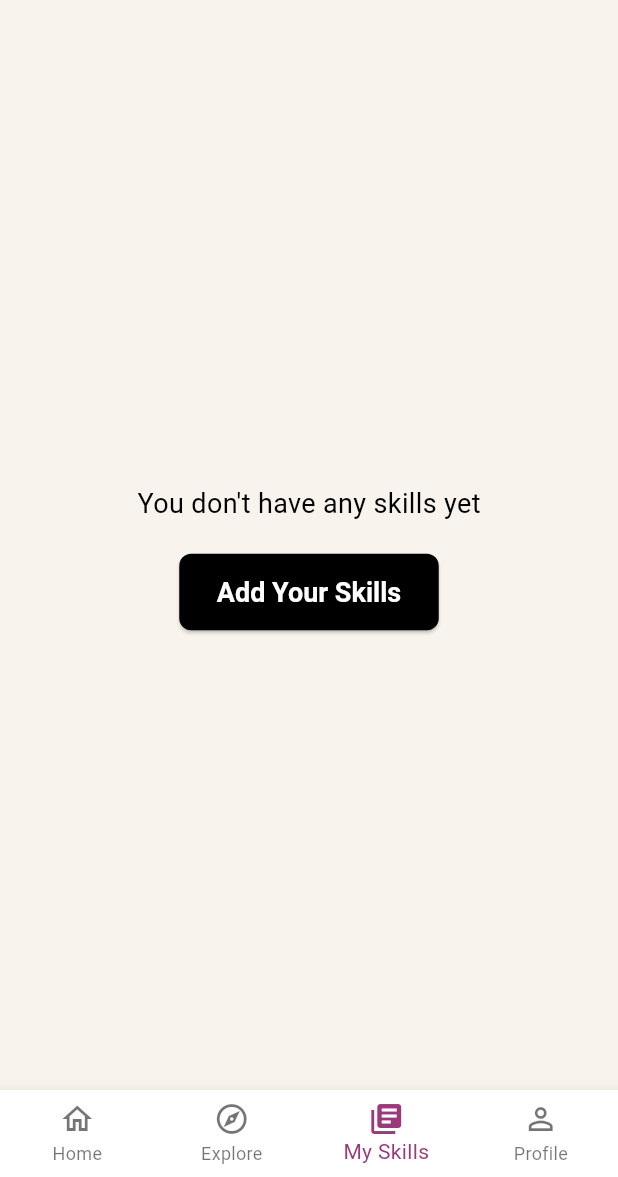
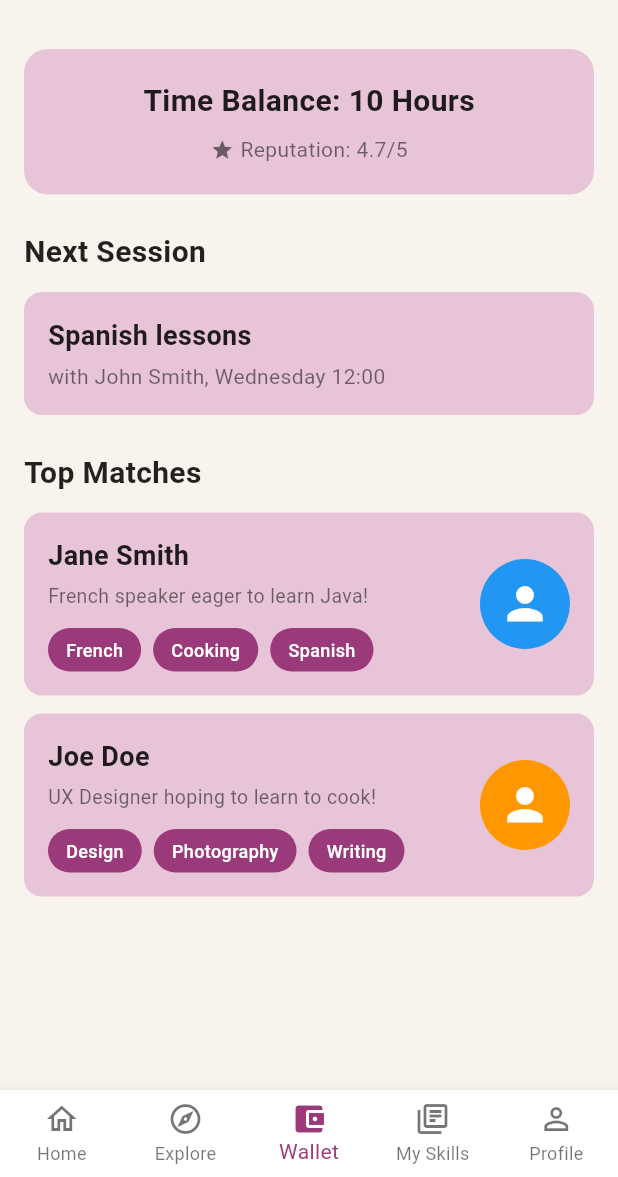
Before and after one commit to tudors2004/SkillSwap, a Flutter app: the HomePage screen opened directly, item 3 of the bottom bar chosen, on a phone screen of 412 x 824 dp, the part 59-1236 px from its top. Run offline on Flutter 3.47's test engine with Material 3 defaults, Android fonts, the phone set to English and light mode, and no system bars; our stand-ins replace awesome_notifications, cloud_firestore, dropdown_search, easy_localization, firebase_auth, firebase_core and 6 more; accounts and stored records are empty.

Commit message:
walletpage mockup, just static

```diff
--- a/lib/views/pages/home_page.dart
+++ b/lib/views/pages/home_page.dart
@@ -5,6 +5,8 @@ import 'package:skillswap/views/pages/settings_page.dart';
 import 'package:skillswap/views/pages/profile_page.dart';
 import 'package:skillswap/views/pages/skills_page.dart';
 import 'package:skillswap/views/pages/explore_page.dart';
+import 'package:skillswap/views/pages/home_page.dart';
+import 'package:skillswap/views/pages/wallet.dart';
 
 class HomePage extends StatefulWidget {
   const HomePage({super.key});
@@ -20,6 +22,7 @@ class _HomePageState extends State<HomePage> {
   final List<Widget> _pages = [
     const HomeContent(),
     const ExplorePage(),
+    const WalletPage(),
     const SkillsPage(),
     const ProfilePage(),
   ];
@@ -132,6 +135,10 @@ class _HomePageState extends State<HomePage> {
             activeIcon: Icon(Icons.explore),
             label: 'Explore',
           ),
+          BottomNavigationBarItem(icon:
+            Icon(Icons.account_balance_wallet_outlined),
+            activeIcon: Icon(Icons.account_balance_wallet),
+            label: 'Wallet'),
           BottomNavigationBarItem(
             icon: Icon(Icons.library_books_outlined),
             activeIcon: Icon(Icons.library_books),
--- /dev/null
+++ b/lib/views/pages/wallet.dart
@@ -0,0 +1,207 @@
+import 'package:flutter/material.dart';
+
+class WalletPage extends StatelessWidget {
+  const WalletPage({super.key});
+
+  @override
+  Widget build(BuildContext context) {
+    return Scaffold(
+      backgroundColor: const Color(0xFFF8F4ED),
+      body: SingleChildScrollView(
+        child: Padding(
+          padding: const EdgeInsets.all(16.0),
+          child: Column(
+            crossAxisAlignment: CrossAxisAlignment.stretch,
+            children: [
+              // Time Balance Card
+              Container(
+                padding: const EdgeInsets.all(20),
+                decoration: BoxDecoration(
+                  color: const Color(0xFFE8C4D8),
+                  borderRadius: BorderRadius.circular(16),
+                ),
+                child: Column(
+                  children: [
+                    const Text(
+                      'Time Balance: 10 Hours',
+                      style: TextStyle(
+                        fontSize: 20,
+                        fontWeight: FontWeight.bold,
+                        color: Colors.black87,
+                      ),
+                    ),
+                    const SizedBox(height: 8),
+                    Row(
+                      mainAxisAlignment: MainAxisAlignment.center,
+                      children: [
+                        const Icon(
+                          Icons.star,
+                          size: 16,
+                          color: Colors.black54,
+                        ),
+                        const SizedBox(width: 4),
+                        Text(
+                          'Reputation: 4.7/5',
+                          style: TextStyle(
+                            fontSize: 14,
+                            color: Colors.black54,
+                          ),
+                        ),
+                      ],
+                    ),
+                  ],
+                ),
+              ),
+              const SizedBox(height: 24),
+
+              // Next Session Section
+              const Text(
+                'Next Session',
+                style: TextStyle(
+                  fontSize: 20,
+                  fontWeight: FontWeight.bold,
+                  color: Colors.black87,
+                ),
+              ),
+              const SizedBox(height: 12),
+              Container(
+                padding: const EdgeInsets.all(16),
+                decoration: BoxDecoration(
+                  color: const Color(0xFFE8C4D8),
+                  borderRadius: BorderRadius.circular(12),
+                ),
+                child: Column(
+                  crossAxisAlignment: CrossAxisAlignment.start,
+                  children: [
+                    const Text(
+                      'Spanish lessons',
+                      style: TextStyle(
+                        fontSize: 18,
+                        fontWeight: FontWeight.bold,
+                        color: Colors.black87,
+                      ),
+                    ),
+                    const SizedBox(height: 4),
+                    Text(
+                      'with John Smith, Wednesday 12:00',
+                      style: TextStyle(
+                        fontSize: 14,
+                        color: Colors.black54,
+                      ),
+                    ),
+                  ],
+                ),
+              ),
+              const SizedBox(height: 24),
+
+              // Top Matches Section
+              const Text(
+                'Top Matches',
+                style: TextStyle(
+                  fontSize: 20,
+                  fontWeight: FontWeight.bold,
+                  color: Colors.black87,
+                ),
+              ),
+              const SizedBox(height: 12),
+
+              // Match Card 1
+              _buildMatchCard(
+                name: 'Jane Smith',
+                description: 'French speaker eager to learn Java!',
+                skills: ['French', 'Cooking', 'Spanish'],
+                avatarColor: Colors.blue,
+              ),
+              const SizedBox(height: 12),
+
+              // Match Card 2
+              _buildMatchCard(
+                name: 'Joe Doe',
+                description: 'UX Designer hoping to learn to cook!',
+                skills: ['Design', 'Photography', 'Writing'],
+                avatarColor: Colors.orange,
+              ),
+            ],
+          ),
+        ),
+      ),
+    );
+  }
+
+  Widget _buildMatchCard({
+    required String name,
+    required String description,
+    required List<String> skills,
+    required Color avatarColor,
+  }) {
+    return Container(
+      padding: const EdgeInsets.all(16),
+      decoration: BoxDecoration(
+        color: const Color(0xFFE8C4D8),
+        borderRadius: BorderRadius.circular(12),
+      ),
+      child: Row(
+        children: [
+          Expanded(
+            child: Column(
+              crossAxisAlignment: CrossAxisAlignment.start,
+              children: [
+                Text(
+                  name,
+                  style: const TextStyle(
+                    fontSize: 18,
+                    fontWeight: FontWeight.bold,
+                    color: Colors.black87,
+                  ),
+                ),
+                const SizedBox(height: 4),
+                Text(
+                  description,
+                  style: TextStyle(
+                    fontSize: 13,
+                    color: Colors.black54,
+                  ),
+                ),
+                const SizedBox(height: 12),
+                Wrap(
+                  spacing: 8,
+                  runSpacing: 8,
+                  children: skills.map((skill) {
+                    return Container(
+                      padding: const EdgeInsets.symmetric(
+                        horizontal: 12,
+                        vertical: 6,
+                      ),
+                      decoration: BoxDecoration(
+                        color: const Color(0xFF9B3A7B),
+                        borderRadius: BorderRadius.circular(16),
+                      ),
+                      child: Text(
+                        skill,
+                        style: const TextStyle(
+                          fontSize: 12,
+                          color: Colors.white,
+                          fontWeight: FontWeight.w500,
+                        ),
+                      ),
+                    );
+                  }).toList(),
+                ),
+              ],
+            ),
+          ),
+          const SizedBox(width: 12),
+          CircleAvatar(
+            radius: 30,
+            backgroundColor: avatarColor,
+            child: const Icon(
+              Icons.person,
+              size: 35,
+              color: Colors.white,
+            ),
+          ),
+        ],
+      ),
+    );
+  }
+}
```
